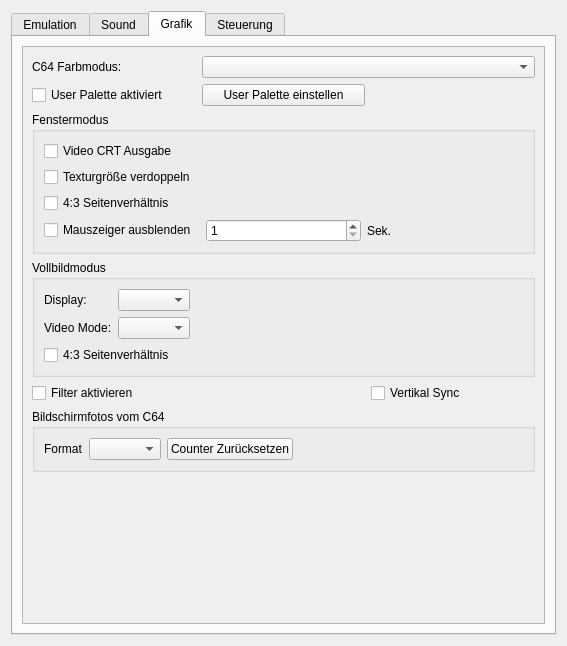
First picture: the form in src/setup_window.ui, repository ThKattanek/emu64, before the edit.
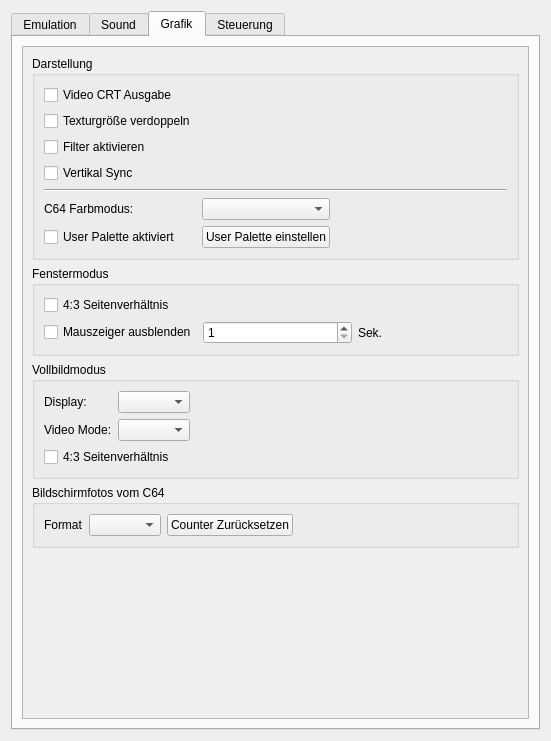
Second picture: the form after the edit. The open tabs and pages were chosen to show the change.

Commit message: Setup Window ueberarbeitet.

Diff of the .ui file:
```diff
--- a/src/setup_window.ui
+++ b/src/setup_window.ui
@@ -9,8 +9,8 @@
    <rect>
     <x>0</x>
     <y>0</y>
-    <width>567</width>
-    <height>646</height>
+    <width>551</width>
+    <height>741</height>
    </rect>
   </property>
   <property name="windowTitle">
@@ -475,44 +475,17 @@
            <rect>
             <x>0</x>
             <y>0</y>
-            <width>521</width>
-            <height>567</height>
+            <width>505</width>
+            <height>662</height>
            </rect>
           </property>
           <layout class="QGridLayout" name="gridLayout_7">
-           <item row="0" column="1" colspan="2">
-            <widget class="QComboBox" name="C64Farbmodus">
-             <property name="toolTip">
-              <string>Setzt das C64 Farbschema wenn kein PAL ausgewählt wurde.</string>
-             </property>
-            </widget>
-           </item>
-           <item row="2" column="0" colspan="3">
+           <item row="3" column="0" colspan="2">
             <widget class="QGroupBox" name="WindowGroup">
              <property name="title">
               <string>Fenstermodus</string>
              </property>
              <layout class="QGridLayout" name="gridLayout_9">
-              <item row="0" column="0" colspan="2">
-               <widget class="QCheckBox" name="WPal">
-                <property name="toolTip">
-                 <string>Schaltet die Video CRT Emulation der Grafikausgabe ein. (Sollte vorrangig benutzt werden)</string>
-                </property>
-                <property name="text">
-                 <string>Video CRT Ausgabe</string>
-                </property>
-               </widget>
-              </item>
-              <item row="1" column="0" colspan="2">
-               <widget class="QCheckBox" name="WDouble">
-                <property name="toolTip">
-                 <string>Verdoppelt die Textur in der Breite und in der Höhe. (Schärferes Bild beim Skalieren)</string>
-                </property>
-                <property name="text">
-                 <string>Texturgröße verdoppeln</string>
-                </property>
-               </widget>
-              </item>
               <item row="2" column="0" colspan="2">
                <widget class="QCheckBox" name="WAspectRatio">
                 <property name="toolTip">
@@ -559,72 +532,7 @@
              </layout>
             </widget>
            </item>
-           <item row="9" column="0">
-            <spacer name="verticalSpacer_3">
-             <property name="orientation">
-              <enum>Qt::Vertical</enum>
-             </property>
-             <property name="sizeHint" stdset="0">
-              <size>
-               <width>20</width>
-               <height>40</height>
-              </size>
-             </property>
-            </spacer>
-           </item>
-           <item row="8" column="0" colspan="3">
-            <widget class="QGroupBox" name="screenshot_group">
-             <property name="enabled">
-              <bool>true</bool>
-             </property>
-             <property name="title">
-              <string>Bildschirmfotos vom C64</string>
-             </property>
-             <layout class="QGridLayout" name="gridLayout_11">
-              <item row="0" column="0">
-               <widget class="QLabel" name="label">
-                <property name="text">
-                 <string>Format</string>
-                </property>
-               </widget>
-              </item>
-              <item row="0" column="2">
-               <widget class="QPushButton" name="ResetSShotCounter">
-                <property name="toolTip">
-                 <string>Setzt den Zähler für die angehängte Zahl an der Screenshot Datei zurück.</string>
-                </property>
-                <property name="text">
-                 <string>Counter Zurücksetzen</string>
-                </property>
-               </widget>
-              </item>
-              <item row="0" column="1">
-               <widget class="QComboBox" name="ScreenshotFormat">
-                <property name="enabled">
-                 <bool>true</bool>
-                </property>
-                <property name="toolTip">
-                 <string>Hier kann man das Screenshot Format einstellen.</string>
-                </property>
-               </widget>
-              </item>
-              <item row="0" column="3">
-               <spacer name="horizontalSpacer_7">
-                <property name="orientation">
-                 <enum>Qt::Horizontal</enum>
-                </property>
-                <property name="sizeHint" stdset="0">
-                 <size>
-                  <width>40</width>
-                  <height>20</height>
-                 </size>
-                </property>
-               </spacer>
-              </item>
-             </layout>
-            </widget>
-           </item>
-           <item row="3" column="0" colspan="3">
+           <item row="4" column="0" colspan="2">
             <widget class="QGroupBox" name="FullscreenGroup">
              <property name="enabled">
               <bool>true</bool>
@@ -679,48 +587,169 @@
              </layout>
             </widget>
            </item>
-           <item row="0" column="0">
-            <widget class="QLabel" name="label_Farbmodus">
-             <property name="text">
-              <string>C64 Farbmodus:</string>
-             </property>
-            </widget>
-           </item>
-           <item row="4" column="2">
-            <widget class="QCheckBox" name="Vsync">
+           <item row="9" column="0" colspan="2">
+            <widget class="QGroupBox" name="screenshot_group">
              <property name="enabled">
               <bool>true</bool>
              </property>
-             <property name="text">
-              <string>Vertikal Sync</string>
+             <property name="title">
+              <string>Bildschirmfotos vom C64</string>
              </property>
+             <layout class="QGridLayout" name="gridLayout_11">
+              <item row="0" column="0">
+               <widget class="QLabel" name="label">
+                <property name="text">
+                 <string>Format</string>
+                </property>
+               </widget>
+              </item>
+              <item row="0" column="2">
+               <widget class="QPushButton" name="ResetSShotCounter">
+                <property name="toolTip">
+                 <string>Setzt den Zähler für die angehängte Zahl an der Screenshot Datei zurück.</string>
+                </property>
+                <property name="text">
+                 <string>Counter Zurücksetzen</string>
+                </property>
+               </widget>
+              </item>
+              <item row="0" column="1">
+               <widget class="QComboBox" name="ScreenshotFormat">
+                <property name="enabled">
+                 <bool>true</bool>
+                </property>
+                <property name="toolTip">
+                 <string>Hier kann man das Screenshot Format einstellen.</string>
+                </property>
+               </widget>
+              </item>
+              <item row="0" column="3">
+               <spacer name="horizontalSpacer_7">
+                <property name="orientation">
+                 <enum>Qt::Horizontal</enum>
+                </property>
+                <property name="sizeHint" stdset="0">
+                 <size>
+                  <width>40</width>
+                  <height>20</height>
+                 </size>
+                </property>
+               </spacer>
+              </item>
+             </layout>
             </widget>
            </item>
-           <item row="4" column="0" colspan="2">
-            <widget class="QCheckBox" name="WFilter">
-             <property name="enabled">
-              <bool>true</bool>
+           <item row="10" column="0">
+            <spacer name="verticalSpacer_3">
+             <property name="orientation">
+              <enum>Qt::Vertical</enum>
              </property>
-             <property name="toolTip">
-              <string>Schaltet einen Bilineare Filterung mit zu. (Das Bild wird etwas verwaschener)</string>
+             <property name="sizeHint" stdset="0">
+              <size>
+               <width>20</width>
+               <height>40</height>
+              </size>
              </property>
-             <property name="text">
-              <string>Filter aktivieren</string>
-             </property>
-            </widget>
+            </spacer>
            </item>
-           <item row="1" column="0">
-            <widget class="QCheckBox" name="EnableUserPalette">
-             <property name="text">
-              <string>User Palette aktiviert</string>
+           <item row="2" column="0" colspan="2">
+            <widget class="QGroupBox" name="groupBox_4">
+             <property name="title">
+              <string>Darstellung</string>
              </property>
-            </widget>
-           </item>
-           <item row="1" column="1">
-            <widget class="QPushButton" name="SettingUserPalette">
-             <property name="text">
-              <string>User Palette einstellen</string>
-             </property>
+             <layout class="QGridLayout" name="gridLayout_15">
+              <item row="3" column="0">
+               <widget class="QCheckBox" name="WDouble">
+                <property name="toolTip">
+                 <string>Verdoppelt die Textur in der Breite und in der Höhe. (Schärferes Bild beim Skalieren)</string>
+                </property>
+                <property name="text">
+                 <string>Texturgröße verdoppeln</string>
+                </property>
+               </widget>
+              </item>
+              <item row="5" column="0">
+               <widget class="QCheckBox" name="Vsync">
+                <property name="enabled">
+                 <bool>true</bool>
+                </property>
+                <property name="text">
+                 <string>Vertikal Sync</string>
+                </property>
+               </widget>
+              </item>
+              <item row="7" column="1">
+               <widget class="QComboBox" name="C64Farbmodus">
+                <property name="toolTip">
+                 <string>Setzt das C64 Farbschema wenn kein PAL ausgewählt wurde.</string>
+                </property>
+               </widget>
+              </item>
+              <item row="4" column="0">
+               <widget class="QCheckBox" name="WFilter">
+                <property name="enabled">
+                 <bool>true</bool>
+                </property>
+                <property name="toolTip">
+                 <string>Schaltet einen Bilineare Filterung mit zu. (Das Bild wird etwas verwaschener)</string>
+                </property>
+                <property name="text">
+                 <string>Filter aktivieren</string>
+                </property>
+               </widget>
+              </item>
+              <item row="7" column="0">
+               <widget class="QLabel" name="label_Farbmodus">
+                <property name="text">
+                 <string>C64 Farbmodus:</string>
+                </property>
+               </widget>
+              </item>
+              <item row="2" column="0">
+               <widget class="QCheckBox" name="WPal">
+                <property name="toolTip">
+                 <string>Schaltet die Video CRT Emulation der Grafikausgabe ein. (Sollte vorrangig benutzt werden)</string>
+                </property>
+                <property name="text">
+                 <string>Video CRT Ausgabe</string>
+                </property>
+               </widget>
+              </item>
+              <item row="8" column="0">
+               <widget class="QCheckBox" name="EnableUserPalette">
+                <property name="text">
+                 <string>User Palette aktiviert</string>
+                </property>
+               </widget>
+              </item>
+              <item row="8" column="1">
+               <widget class="QPushButton" name="SettingUserPalette">
+                <property name="text">
+                 <string>User Palette einstellen</string>
+                </property>
+               </widget>
+              </item>
+              <item row="8" column="2">
+               <spacer name="horizontalSpacer_8">
+                <property name="orientation">
+                 <enum>Qt::Horizontal</enum>
+                </property>
+                <property name="sizeHint" stdset="0">
+                 <size>
+                  <width>40</width>
+                  <height>20</height>
+                 </size>
+                </property>
+               </spacer>
+              </item>
+              <item row="6" column="0" colspan="3">
+               <widget class="Line" name="line">
+                <property name="orientation">
+                 <enum>Qt::Horizontal</enum>
+                </property>
+               </widget>
+              </item>
+             </layout>
             </widget>
            </item>
           </layout>
```
Left out of the diff: 14 changed lines with no effect on the pictures. The commit also changes 2 other files.
